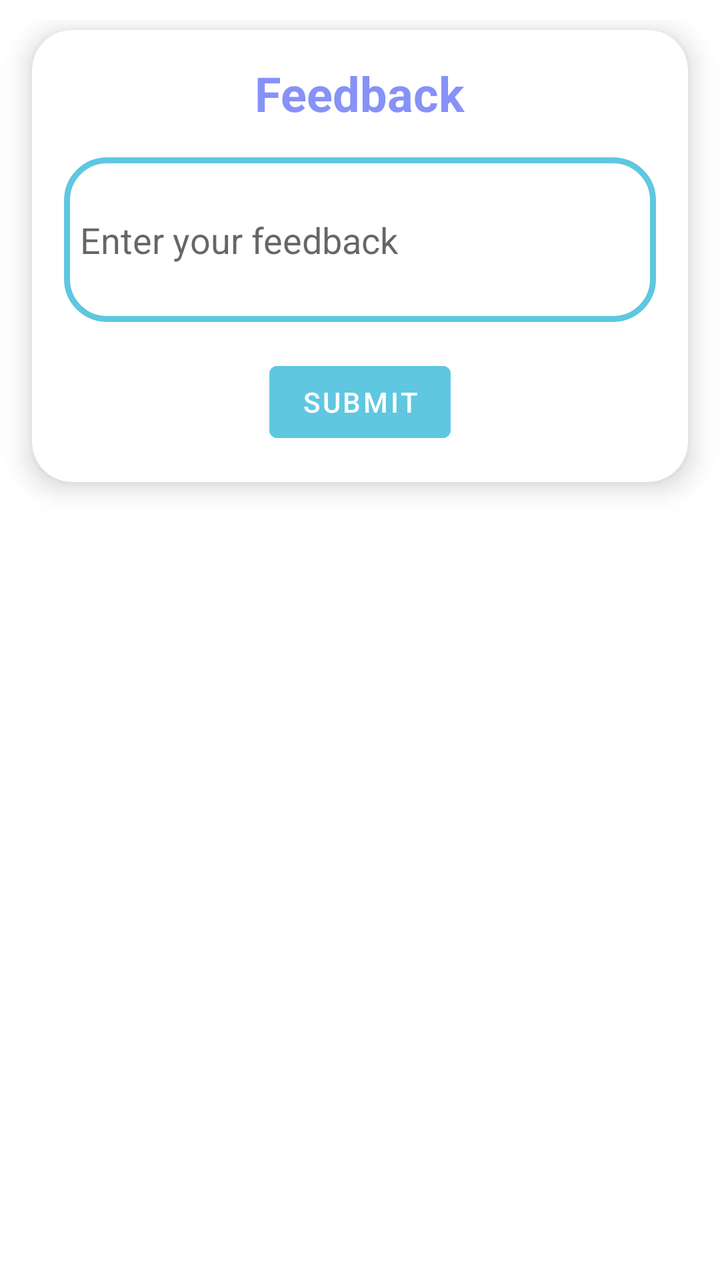
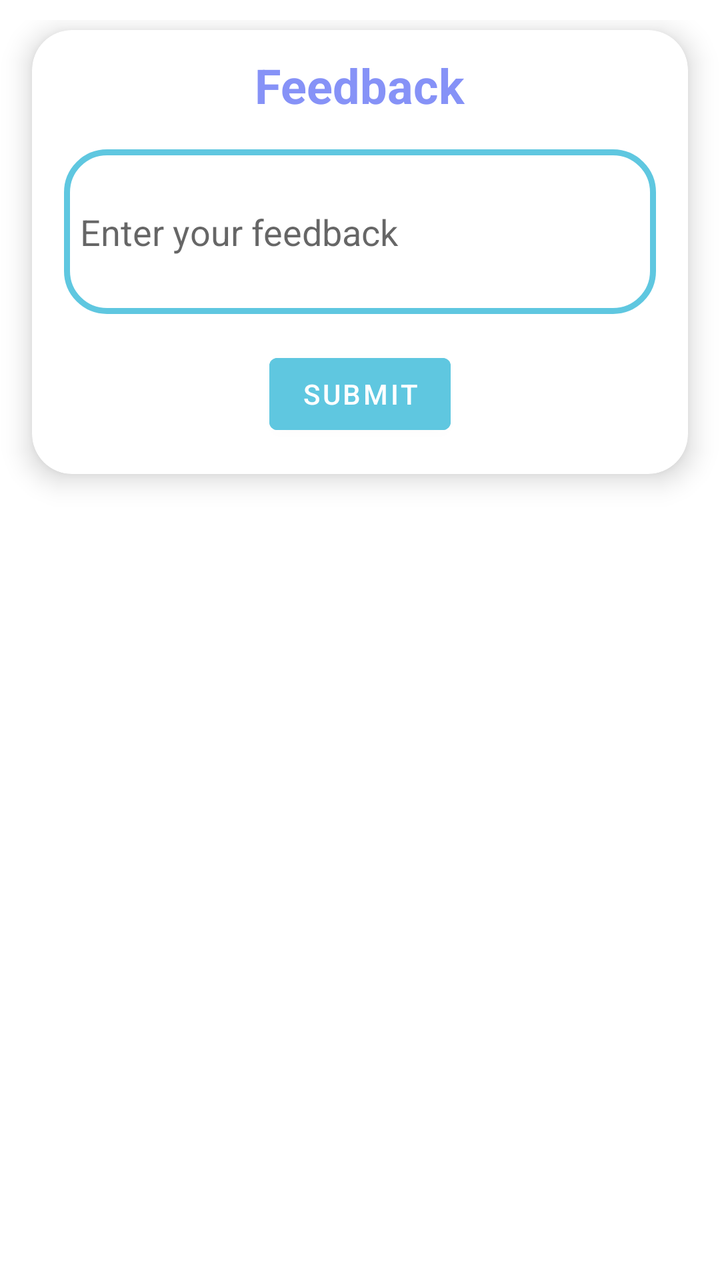

The first picture is an Android layout as it rendered before a commit; the second is the same layout after the commit. The layout source and the unified diff follow.
<!-- AndroidManifest.xml: application theme Base.Theme.GoBetween -->
<!-- res/layout/activity_feedback.xml -->
<?xml version="1.0" encoding="utf-8"?>
<androidx.constraintlayout.widget.ConstraintLayout xmlns:android="http://schemas.android.com/apk/res/android"
    xmlns:app="http://schemas.android.com/apk/res-auto"
    xmlns:tools="http://schemas.android.com/tools"
    android:layout_width="match_parent"
    android:layout_height="match_parent"
    tools:context=".Feedback">
    <LinearLayout
        android:layout_width="match_parent"
        android:layout_height="match_parent"
        android:layout_marginTop="10dp"
        android:orientation="vertical">

        <androidx.cardview.widget.CardView
            android:layout_width="match_parent"
            android:layout_height="wrap_content"
            android:layout_marginBottom="16dp"
            android:layout_marginStart="16dp"
            android:layout_marginEnd="16dp"
            android:layout_marginTop="5dp"
            android:background="@drawable/grey_background"
            app:cardCornerRadius="20dp"
            app:cardElevation="8dp">

            <LinearLayout
                android:layout_width="match_parent"
                android:layout_height="wrap_content"
                android:orientation="vertical"
                android:padding="16dp">

                <ImageView
                    android:id="@+id/arrow"
                    android:layout_width="wrap_content"
                    android:layout_height="wrap_content"
                    android:layout_gravity="start|center_vertical|center"
                    android:paddingBottom="20dp"
                    android:src="@drawable/baseline_arrow_back_24" />
                <TextView
                    android:id="@+id/feedback_title"
                    android:layout_width="wrap_content"
                    android:layout_height="wrap_content"
                    android:layout_gravity="top|center"
                    android:layout_marginBottom="16dp"
                    android:layout_marginTop="-45dp"
                    android:text="Feedback"
                    android:textAlignment="center"
                    android:textColor="@color/lavender"
                    android:textSize="24sp"
                    android:textStyle="bold" />
                <EditText
                    android:id="@+id/feedback"
                    android:layout_width="match_parent"
                    android:layout_height="wrap_content"
                    android:hint="Enter your feedback"
                    android:inputType="textMultiLine"
                    android:background="@drawable/custom_edittext"
                    android:minLines="3"
                    android:maxLines="6"
                    android:padding="8dp"
                    android:layout_marginBottom="16dp"/>
                <Button
                    android:id="@+id/b1"
                    android:layout_width="wrap_content"
                    android:layout_height="wrap_content"
                    android:text="Submit"
                    android:backgroundTint="@color/blue"
                    android:layout_gravity="center"/>
            </LinearLayout>
        </androidx.cardview.widget.CardView>
    </LinearLayout>
</androidx.constraintlayout.widget.ConstraintLayout>
<!-- resources referenced by this layout -->
<resources>
  <color name="blue">#5fc7e0</color>
  <color name="lavender">#8692f7</color>
  <!-- drawable baseline_arrow_back_24 (drawable) -->
  <vector android:autoMirrored="true" android:height="24dp"
      android:viewportHeight="24"
      android:viewportWidth="24" android:width="24dp" xmlns:android="http://schemas.android.com/apk/res/android">
      <path android:fillColor="@color/white" android:pathData="M20,11H7.83l5.59,-5.59L12,4l-8,8 8,8 1.41,-1.41L7.83,13H20v-2z"/>
  </vector>
  <!-- drawable custom_edittext (drawable) -->
  <?xml version="1.0" encoding="utf-8"?>
  <shape xmlns:android="http://schemas.android.com/apk/res/android"
      android:shape="rectangle">
  
      <stroke
          android:width="3dp"
          android:color="@color/blue"/>
      <corners
          android:radius="20dp"/>
  </shape>
  <!-- drawable grey_background (drawable) -->
  <?xml version="1.0" encoding="utf-8"?>
  <selector xmlns:android="http://schemas.android.com/apk/res/android">
  <item>
      <shape android:shape="rectangle">
          <solid android:color="#F1F1F1"/>
          <corners android:radius="22dp"/>
      </shape>
  </item>
  </selector>
  <style name="Base.Theme.GoBetween" parent="Theme.MaterialComponents.DayNight.NoActionBar">
          
          
  
      <item name="colorPrimary">@color/lavender</item>
      <item name="colorPrimaryVariant">@color/lavender</item>
      <item name="colorOnPrimary">@color/white</item>
  
      <item name="colorSecondary">@color/teal_200</item>
      <item name="colorSecondaryVariant">@color/teal_700</item>
      <item name="colorOnSecondary">@color/black</item>
          <item name="android:textColor">@color/black</item>
  
      <item name="android:statusBarColor">@color/white</item>
      </style>
  <color name="white">#FFFFFFFF</color>
  <color name="teal_200">#FF03DAC5</color>
  <color name="teal_700">#FF018786</color>
  <color name="black">#FF000000</color>
</resources>

<!-- the commit's change to res/layout/activity_feedback.xml (unified diff, before → after) -->
@@ -27,21 +27,13 @@
                 android:layout_height="wrap_content"
                 android:orientation="vertical"
                 android:padding="16dp">
-
-                <ImageView
-                    android:id="@+id/arrow"
-                    android:layout_width="wrap_content"
-                    android:layout_height="wrap_content"
-                    android:layout_gravity="start|center_vertical|center"
-                    android:paddingBottom="20dp"
-                    android:src="@drawable/baseline_arrow_back_24" />
                 <TextView
                     android:id="@+id/feedback_title"
                     android:layout_width="wrap_content"
                     android:layout_height="wrap_content"
                     android:layout_gravity="top|center"
                     android:layout_marginBottom="16dp"
-                    android:layout_marginTop="-45dp"
+                    android:layout_marginTop="-5dp"
                     android:text="Feedback"
                     android:textAlignment="center"
                     android:textColor="@color/lavender"
<!-- resource entries referenced after the edit -->
@@ -2,12 +2,6 @@
 <resources>
   <color name="blue">#5fc7e0</color>
   <color name="lavender">#8692f7</color>
-  <!-- drawable baseline_arrow_back_24 (drawable) -->
-  <vector android:autoMirrored="true" android:height="24dp"
-      android:viewportHeight="24"
-      android:viewportWidth="24" android:width="24dp" xmlns:android="http://schemas.android.com/apk/res/android">
-      <path android:fillColor="@color/white" android:pathData="M20,11H7.83l5.59,-5.59L12,4l-8,8 8,8 1.41,-1.41L7.83,13H20v-2z"/>
-  </vector>
   <!-- drawable custom_edittext (drawable) -->
   <?xml version="1.0" encoding="utf-8"?>
   <shape xmlns:android="http://schemas.android.com/apk/res/android"
